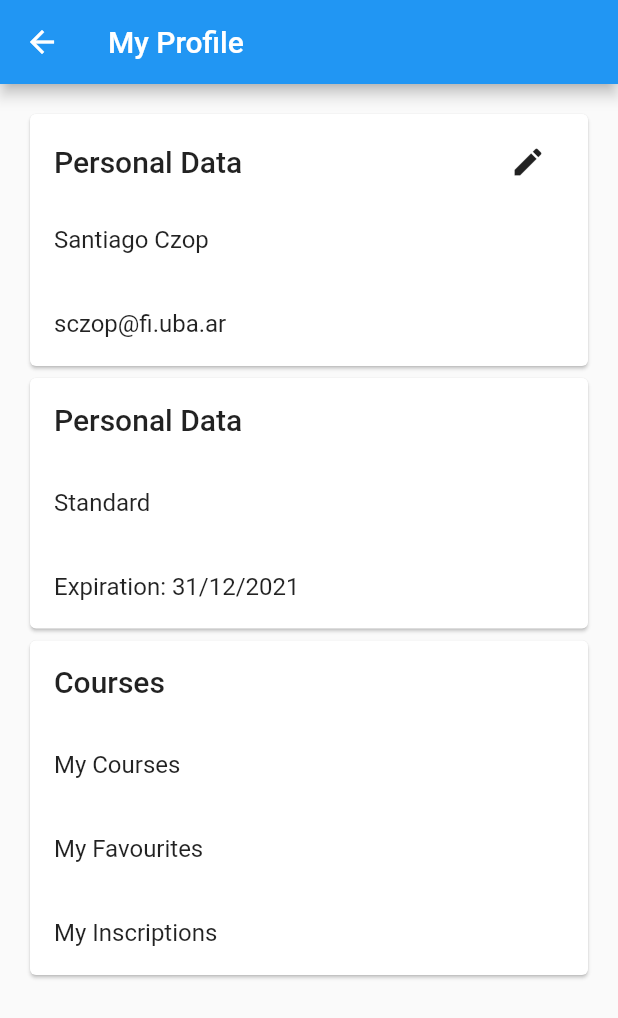
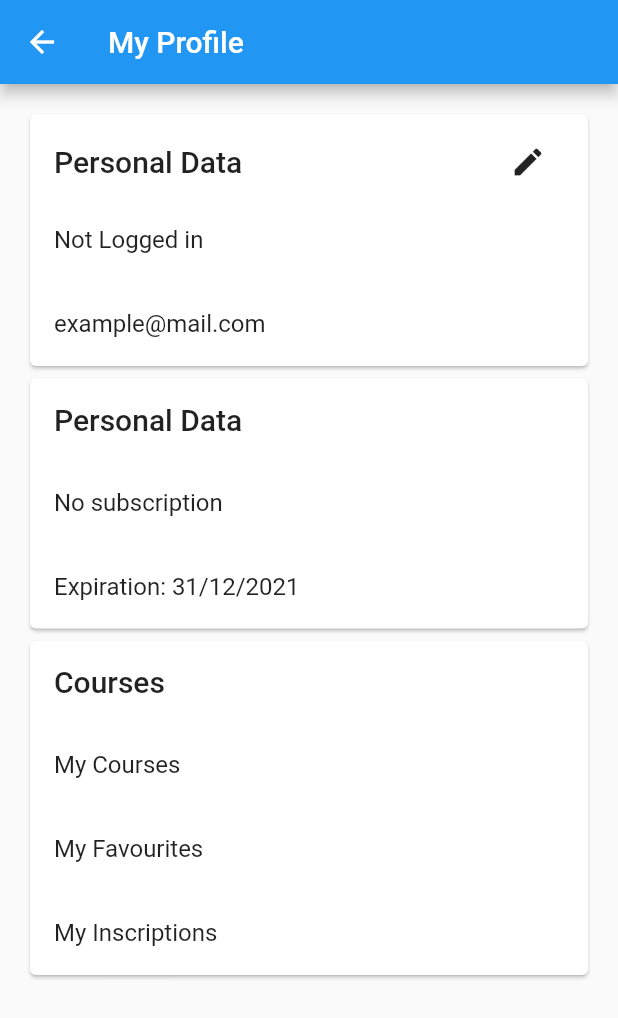
Before and after one commit to fiubademy/FrontUbademy, a Flutter app: the ProfilePage screen opened directly, on a phone screen of 412 x 824 dp. Shown: the top 1018 px of the screen. Run offline on Flutter 3.47's test engine with Material 2 defaults, Android fonts, the phone set to English and light mode, and no system bars; our stand-ins replace flutter_signin_button, material_floating_search_bar.

Commit message:
[UPDATE] - Updated placeholders for their real values

```diff
--- a/fiubademy/lib/src/pages/profile.dart
+++ b/fiubademy/lib/src/pages/profile.dart
@@ -1,4 +1,6 @@
 import 'package:flutter/material.dart';
+import 'package:provider/provider.dart';
+import 'package:fiubademy/src/services/user.dart';
 
 class ProfilePage extends StatelessWidget {
   const ProfilePage({Key? key}) : super(key: key);
@@ -41,10 +43,10 @@ class _ProfileBodyState extends State<_ProfileBody> {
                 ),
               ),
               ListTile(
-                title: Text('Santiago Czop'),
+                title: Text(Provider.of<User>(context).username),
               ),
               ListTile(
-                title: Text('sczop@fi.uba.ar'),
+                title: Text(Provider.of<User>(context).email),
               ),
             ],
           ),
@@ -62,7 +64,8 @@ class _ProfileBodyState extends State<_ProfileBody> {
                   ),
                 ),
               ),
-              ListTile(title: Text('Standard')),
+              ListTile(
+                  title: Text(Provider.of<User>(context).subscriptionName)),
               ListTile(title: Text('Expiration: 31/12/2021')),
             ],
           ),
--- a/fiubademy/lib/src/services/user.dart
+++ b/fiubademy/lib/src/services/user.dart
@@ -4,13 +4,28 @@ class User extends ChangeNotifier {
   String? _userID;
   String _username;
   String _email;
+  int _subscriptionLevel;
 
   User()
       : _username = "Not Logged in",
-        _email = 'example@mail.com';
+        _email = 'example@mail.com',
+        _subscriptionLevel = 0;
 
   String get username => _username;
   String get email => _email;
+  int get subscriptionLevel => _subscriptionLevel;
+  String get subscriptionName {
+    switch (_subscriptionLevel) {
+      case 0:
+        return 'No subscription';
+      case 1:
+        return 'Standard Subscription';
+      case 2:
+        return 'Premium Subscription';
+      default:
+        return 'No subscription';
+    }
+  }
 
   set userID(String? newUserID) {
     if (_userID != newUserID) {
```
